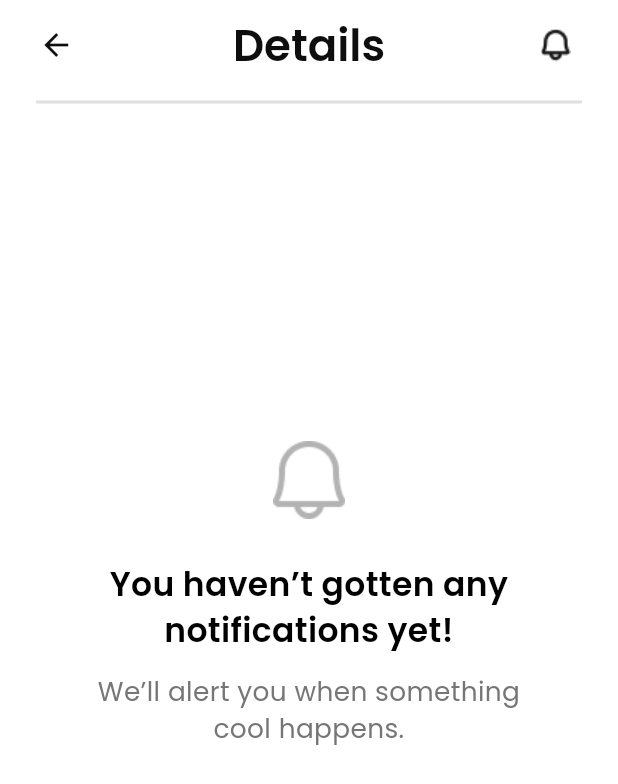
After one commit to Shahin1011/Freebie, a Flutter app: the EmptyNotificationScreen screen opened by its route, on a phone screen of 412 x 824 dp. The commit adds this screen. Shown: the top 784 px of the screen. Run offline on Flutter 3.47's test engine with Material 3 defaults, Android fonts, the phone set to English and light mode, and no system bars; our stand-ins replace cached_network_image, flutter_screenutil, flutter_spinkit, flutter_svg, fluttertoast, get and 4 more.

Commit message:
customize the filter section & update the notification section

```diff
--- a/lib/core/app_routes/app_routes.dart
+++ b/lib/core/app_routes/app_routes.dart
@@ -2,6 +2,7 @@
 import 'package:freebie/view/screens/Account/account_screen.dart';
 import 'package:freebie/view/screens/Cart/cart_screen.dart';
 import 'package:freebie/view/screens/auth/reset_password_screen/reset_password_screen.dart';
+import 'package:freebie/view/screens/home/empty_notification_screen.dart';
 import 'package:freebie/view/screens/home/home_screen.dart';
 import 'package:freebie/view/screens/home/product_details_screen.dart';
 import 'package:freebie/view/screens/saved/saved_screen.dart';
@@ -13,6 +14,7 @@ import '../../view/screens/auth/reset_password_screen/verification_screen.dart';
 import '../../view/screens/auth/singup_screen/singup_screen.dart';
 import '../../view/screens/onboarding_screen/onboarding_screen.dart';
 import '../../view/screens/splash_screen/splash_screen.dart';
+
 
 
 class AppRoutes {
@@ -30,6 +32,7 @@ class AppRoutes {
   static const String cartScreen = "/CartScreen";
   static const String accountScreen = "/AccountScreen";
   static const String productDetailsScreen = "/ProductDetailsScreen";
+  static const String emptyNotificationScreen = "/EmptyNotificationScreen";
 
 
 
@@ -53,6 +56,7 @@ class AppRoutes {
     GetPage(name: cartScreen, page: () => CartScreen()),
     GetPage(name: accountScreen, page: () => AccountScreen()),
     GetPage(name: productDetailsScreen, page: () => ProductDetailsScreen()),
+    GetPage(name: emptyNotificationScreen, page: () => EmptyNotificationScreen()),
 
 
 
--- a/lib/utils/app_icons/app_icons.dart
+++ b/lib/utils/app_icons/app_icons.dart
@@ -31,6 +31,7 @@ class AppIcons {
   static const String accountU = "assets/icons/accountU.png";
 
   static const String cartIcon = "assets/icons/cartIcon.png";
+  static const String bigNotifi = "assets/icons/bigNotification.png";
 
 
 
--- a/lib/view/components/custom_royel_appbar/custom_royel_appbar.dart
+++ b/lib/view/components/custom_royel_appbar/custom_royel_appbar.dart
@@ -32,24 +32,29 @@ class CustomRoyelAppbar extends StatelessWidget implements PreferredSizeWidget {
       scrolledUnderElevation: 0,
       backgroundColor: backgroundColor ?? Colors.transparent, // ✅ Previously transparent
       systemOverlayStyle: SystemUiOverlayStyle.dark.copyWith( // ✅ Added for status bar
-       // statusBarColor: AppColors.white,
+        statusBarColor: AppColors.white,
         statusBarIconBrightness: Brightness.dark,
         statusBarBrightness: Brightness.light,
 
       ),
       actions: [
-        IconButton(
-          onPressed: () {
-            rightOnTap?.call();
-          },
-          icon: rightIcon == null
-              ? const SizedBox()
-              : CustomImage(imageSrc: rightIcon!, height: 32, width: 32),
+        Padding(
+          padding: EdgeInsets.only(right: 16.w),
+          child: IconButton(
+            onPressed: () => rightOnTap?.call(),
+            icon: rightIcon == null
+                ? const SizedBox()
+                : CustomImage(imageSrc: rightIcon!, height: 24, width: 24),
+          ),
         ),
       ],
       leading: leftIcon == true
-          ? BackButton(color: color ?? AppColors.black)
+          ? Padding(
+        padding: EdgeInsets.only(left: 16.w),
+        child: BackButton(color: color ?? AppColors.black),
+      )
           : null,
+
       title: CustomText(
         text: titleName ?? "",
         fontSize: 24.w,
--- /dev/null
+++ b/lib/view/screens/home/empty_notification_screen.dart
@@ -0,0 +1,61 @@
+import 'package:flutter/material.dart';
+import 'package:freebie/utils/app_colors/app_colors.dart';
+import 'package:freebie/utils/app_icons/app_icons.dart';
+import 'package:freebie/view/components/custom_image/custom_image.dart';
+import 'package:freebie/view/components/custom_royel_appbar/custom_royel_appbar.dart';
+import 'package:freebie/view/components/custom_text/custom_text.dart';
+
+class EmptyNotificationScreen extends StatelessWidget{
+  const EmptyNotificationScreen({super.key});
+
+
+
+  @override
+  Widget build(BuildContext context) {
+    return Scaffold(
+      appBar: CustomRoyelAppbar(
+        leftIcon: true,
+        titleName: "Details",
+        rightIcon: AppIcons.notificationIcon,
+        rightOnTap: (){},
+      ),
+      body: Padding(
+        padding: EdgeInsets.symmetric(horizontal: 24,),
+        child: Column(
+          children: [
+            Divider(
+              thickness: 2,
+              color: Colors.grey[300],
+            ),
+
+            SizedBox(height: 214,),
+            CustomImage(
+              imageSrc: AppIcons.bigNotifi,
+              height: 60,
+              width: 60,
+            ),
+            SizedBox(height: 24,),
+            CustomText(
+              text: "You haven’t gotten any\nnotifications yet!",
+              fontSize: 20,
+              fontWeight: FontWeight.w600,
+            ),
+            SizedBox(height: 12,),
+            CustomText(
+              text: "We’ll alert you when something \ncool happens.",
+              fontSize: 16,
+              fontWeight: FontWeight.w400,
+              color: AppColors.grey_03,
+            ),
+
+          ],
+        ),
+
+
+      ),
+    );
+
+  }
+
+
+}
```
Also changed, not shown: lib/view/screens/home/home_screen.dart (+86 -2 lines), lib/view/screens/home/product_details_screen.dart (+6 -2 lines), assets/icons/bigNotification.png (added).
